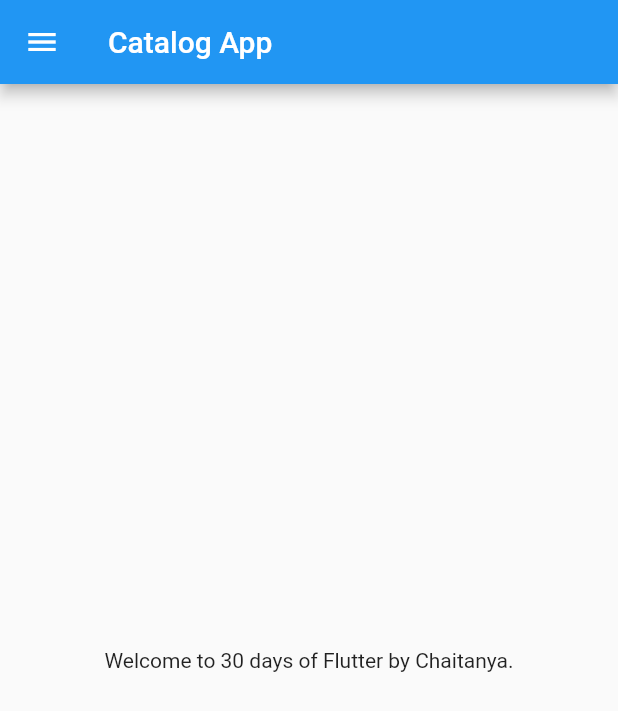
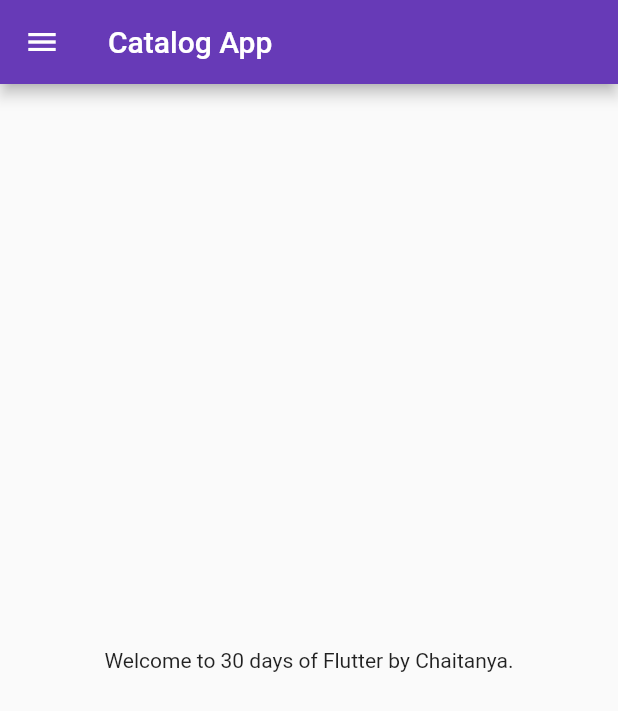
Before and after one commit to Chaitanyaa369/learning-flutter, a Flutter app: the screen it shows after launch, on a phone screen of 412 x 824 dp. Shown: the top 711 px of the screen. Run offline on Flutter 3.47's test engine with Material 2 defaults, Android fonts, the phone set to English and light mode, and no system bars.

Commit message:
Day 3 Done

```diff
--- a/lib/main.dart
+++ b/lib/main.dart
@@ -1,5 +1,6 @@
 import 'package:flutter/material.dart';
-import 'package:flutter_catalog/homepage.dart';
+import 'package:flutter_catalog/pages/homepage.dart';
+import 'package:flutter_catalog/pages/logon_page.dart';
 
 void main() {
   runApp(MyApp());
@@ -8,10 +9,19 @@ void main() {
 class MyApp extends StatelessWidget {
   @override
   Widget build(BuildContext context) {
-    int days = 30;
+    return MaterialApp(
 
-    return MaterialApp(
-      home: HomePage(),
+      themeMode: ThemeMode.light,
+      theme: ThemeData(primarySwatch: Colors.deepPurple),
+      darkTheme:ThemeData(
+        brightness: Brightness.dark,
+      ),
+      initialRoute: "/home",
+      routes:{
+        "/":(context) => LoginPage(),
+        "/home":(context) => HomePage(),
+        "/login":(context) => LoginPage(),
+      },
     );
   }
 }
```
Also changed, not shown: lib/pages/logon_page.dart (added, +12 -0 lines), lib/pages/homepage.dart (renamed from lib/homepage.dart).
